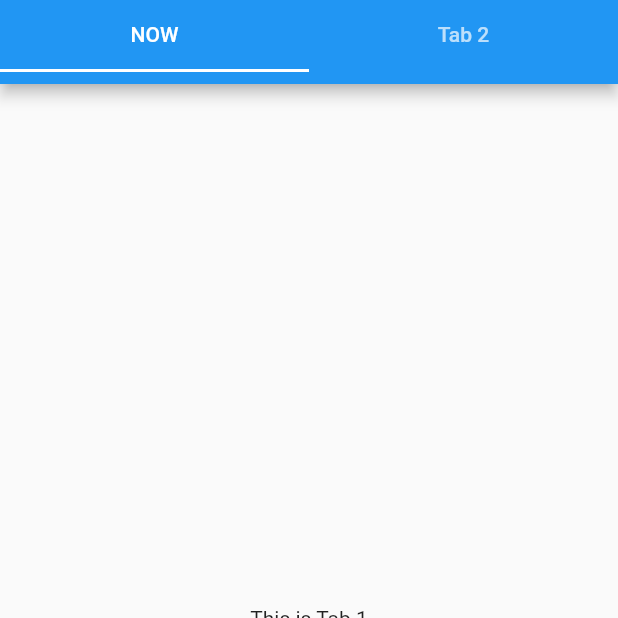
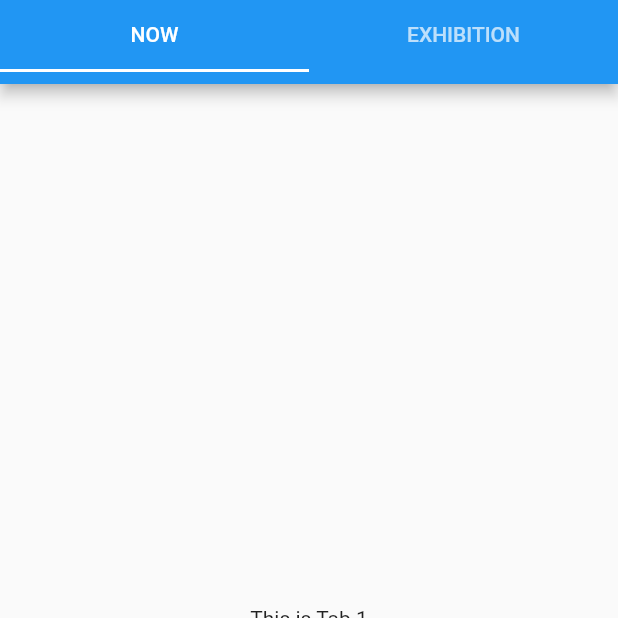
Before and after one commit to chg1179/Flutter_exhibition, a Flutter app: the screen it shows after launch, on a phone screen of 412 x 824 dp, the top half of it. Run offline on Flutter 3.47's test engine with Material 2 defaults, Android fonts, the phone set to English and light mode, and no system bars.

Commit message:
인류 최초 두번째 커밋

```diff
--- a/lib/main.dart
+++ b/lib/main.dart
@@ -13,11 +13,6 @@ class MyApp extends StatefulWidget {
 
 class _MyAppState extends State<MyApp> {
   int _currentIndex = 0;
-
-  final List<Widget> _pages = [
-    FirstPage(),
-    SecondPage(),
-  ];
 
   void _onTabTapped(int index) {
     setState(() {
@@ -40,7 +35,7 @@ class _MyAppState extends State<MyApp> {
                   TabBar(
                     tabs: [
                       Tab(text: 'NOW'),
-                      Tab(text: 'Tab 2'),
+                      Tab(text: 'EXHIBITION'),
                     ],
                   ),
                 ],
```
